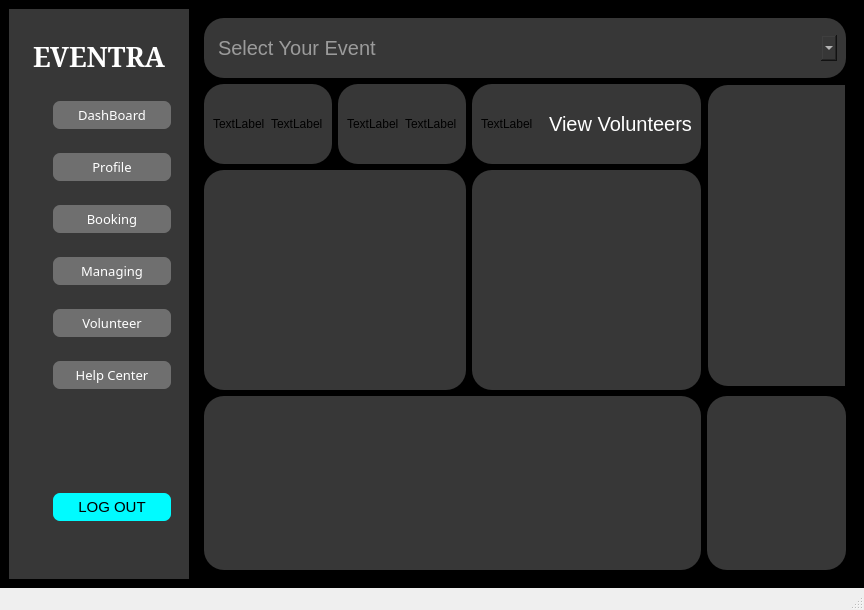
This is dashboard.ui in Prabin-63/EMS as Qt 5 draws it before an edit. The edited form follows.
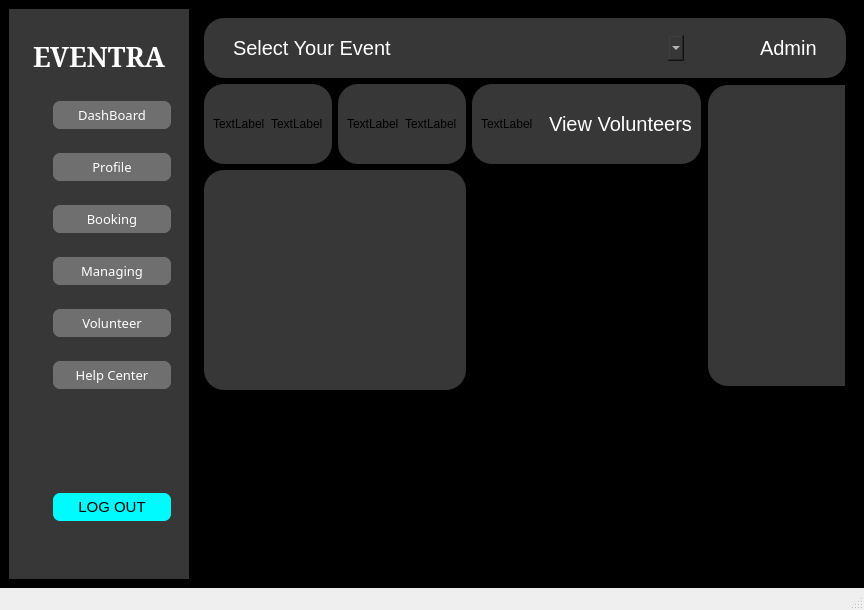
This is the edited form. Icons and pictures are not drawn.

```diff
--- a/dashboard.ui
+++ b/dashboard.ui
@@ -691,13 +691,84 @@
                    </font>
                   </property>
                   <property name="styleSheet">
-                   <string notr="true">color:white;</string>
+                   <string notr="true">color:white;
+padding-left:20px;</string>
                   </property>
                   <property name="placeholderText">
                    <string>Select Your Event</string>
                   </property>
                  </widget>
                 </item>
+                <item>
+                 <widget class="QWidget" name="widget_12" native="true">
+                  <property name="sizePolicy">
+                   <sizepolicy hsizetype="Fixed" vsizetype="Preferred">
+                    <horstretch>0</horstretch>
+                    <verstretch>0</verstretch>
+                   </sizepolicy>
+                  </property>
+                  <property name="minimumSize">
+                   <size>
+                    <width>80</width>
+                    <height>0</height>
+                   </size>
+                  </property>
+                  <layout class="QHBoxLayout" name="horizontalLayout_28">
+                   <item>
+                    <layout class="QHBoxLayout" name="horizontalLayout_27">
+                     <item>
+                      <widget class="QLabel" name="label_9">
+                       <property name="sizePolicy">
+                        <sizepolicy hsizetype="Fixed" vsizetype="Fixed">
+                         <horstretch>0</horstretch>
+                         <verstretch>0</verstretch>
+                        </sizepolicy>
+                       </property>
+                       <property name="minimumSize">
+                        <size>
+                         <width>30</width>
+                         <height>30</height>
+                        </size>
+                       </property>
+                       <property name="maximumSize">
+                        <size>
+                         <width>30</width>
+                         <height>30</height>
+                        </size>
+                       </property>
+                       <property name="text">
+                        <string/>
+                       </property>
+                       <property name="pixmap">
+                        <pixmap resource="resources.qrc">:/resources/icons8-name-50.png</pixmap>
+                       </property>
+                       <property name="scaledContents">
+                        <bool>true</bool>
+                       </property>
+                      </widget>
+                     </item>
+                     <item>
+                      <widget class="QLabel" name="label_10">
+                       <property name="font">
+                        <font>
+                         <pointsize>15</pointsize>
+                        </font>
+                       </property>
+                       <property name="styleSheet">
+                        <string notr="true">color:white;
+padding-left:20px;
+</string>
+                       </property>
+                       <property name="text">
+                        <string>Admin </string>
+                       </property>
+                      </widget>
+                     </item>
+                    </layout>
+                   </item>
+                  </layout>
+                 </widget>
+                </item>
                </layout>
               </item>
              </layout>
@@ -841,8 +912,7 @@
            <item row="3" column="0" colspan="3">
             <widget class="QWidget" name="widget_10" native="true">
              <property name="styleSheet">
-              <string notr="true">background-color:rgb(55,55,55);
-border-radius:20px;</string>
+              <string notr="true"/>
              </property>
              <layout class="QHBoxLayout" name="horizontalLayout_26">
               <item>
@@ -882,16 +952,14 @@
            <item row="3" column="3">
             <widget class="QWidget" name="widget_9" native="true">
              <property name="styleSheet">
-              <string notr="true">background-color:rgb(55,55,55);
-border-radius:20px;</string>
+              <string notr="true"/>
              </property>
             </widget>
            </item>
            <item row="2" column="2">
             <widget class="QWidget" name="widget_11" native="true">
              <property name="styleSheet">
-              <string notr="true">background-color:rgb(55,55,55);
-border-radius:20px;</string>
+              <string notr="true"/>
              </property>
             </widget>
            </item>
```
Left out of the diff: 6 changed lines with no effect on the pictures.
